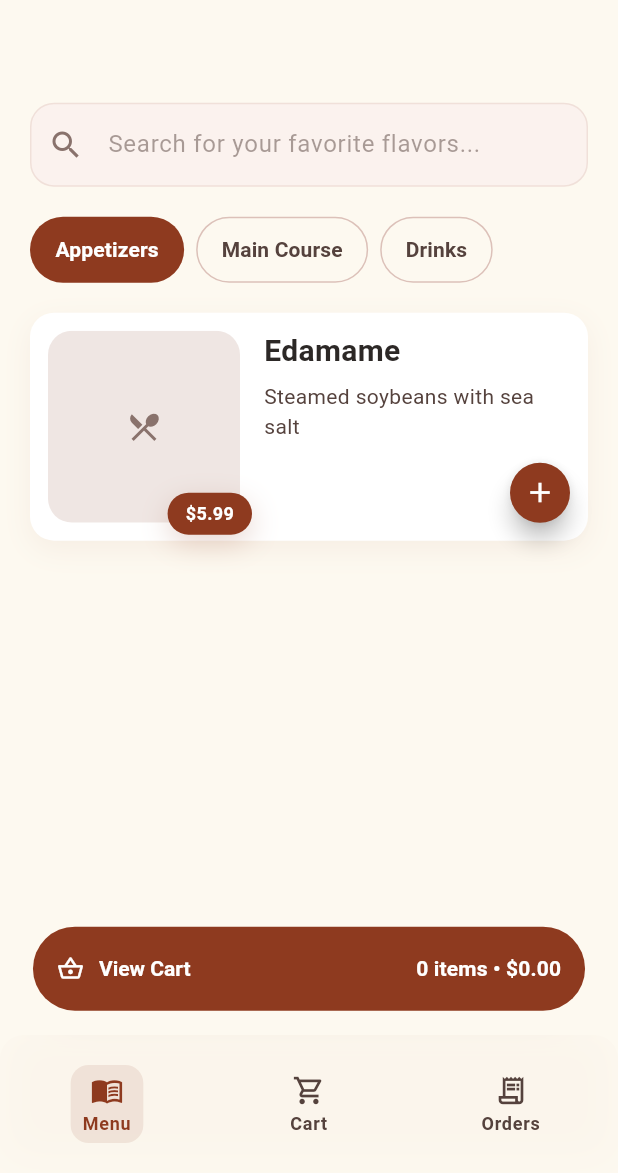
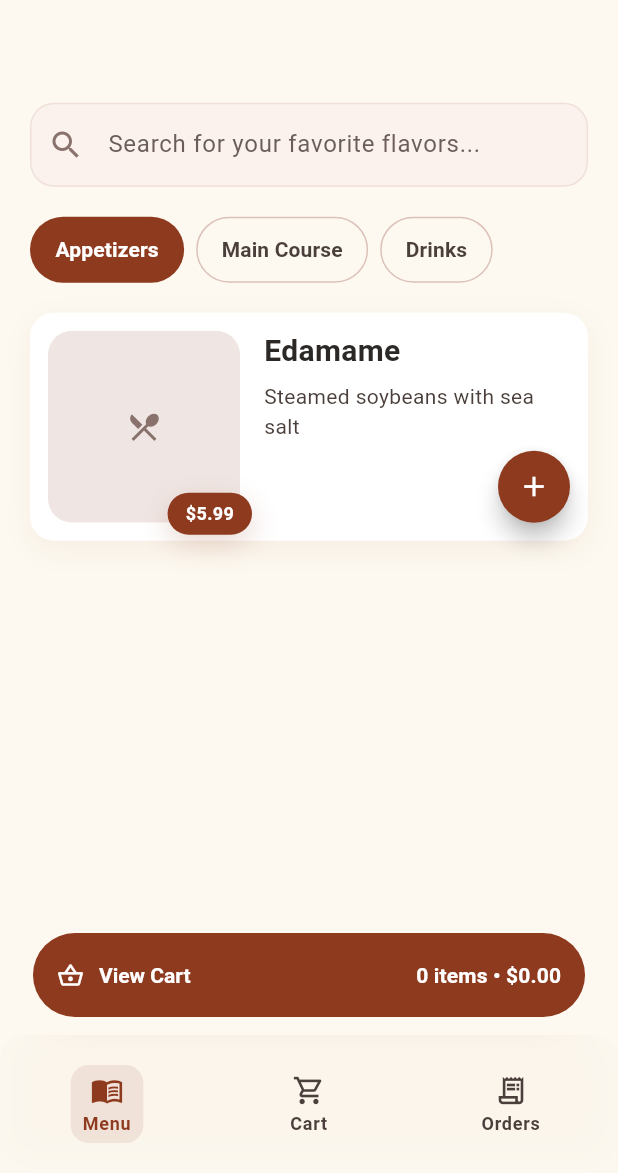
Before and after one commit to adorufus/ipotapp, a Flutter app: the screen it shows after launch, after a tap on "Bypass QR (Table T001)", on a phone screen of 412 x 824 dp, the part 63-1236 px from its top. Run offline on Flutter 3.47's test engine with Material 3 defaults, Android fonts, the phone set to English and light mode, and no system bars; our stand-ins replace connectivity_plus, dio, flutter_riverpod, flutter_screenutil, shared_preferences; missing offline and left inert: qr_code_scanner; network calls fail.

Commit message:
add basic a11y accessibility and menu ui adjustment

```diff
--- a/lib/components/app_scaffold.dart
+++ b/lib/components/app_scaffold.dart
@@ -30,7 +30,9 @@ class GlobalGlassAppBar extends StatelessWidget implements PreferredSizeWidget {
         leading ??
         const Padding(
           padding: EdgeInsets.only(left: 16),
+          child: ExcludeSemantics(
             child: Icon(Icons.restaurant, color: AppColors.primary),
+          ),
         );
 
     return ClipRect(
@@ -65,7 +67,9 @@ class AppBottomNavigationBar extends ConsumerWidget {
   /// Base content height (icon + label + padding). Must be a **tight** height: the
   /// scaffold bottom slot often passes a very large `maxHeight`; unconstrained
   /// children like [Center] would otherwise expand and steal the whole screen.
-  static double _barHeight(BuildContext context) {
+  ///
+  /// Exposed so tab bodies (e.g. menu) can pad scrollables to sit above the bar.
+  static double reservedHeight(BuildContext context) {
     final scaled = MediaQuery.textScalerOf(context).scale(92);
     return scaled.clamp(80, 128);
   }
@@ -73,7 +77,7 @@ class AppBottomNavigationBar extends ConsumerWidget {
   @override
   Widget build(BuildContext context, WidgetRef ref) {
     final idx = ref.watch(bottomNavIndexProvider);
-    final h = _barHeight(context);
+    final h = reservedHeight(context);
 
     return SafeArea(
       top: false,
@@ -172,6 +176,7 @@ class AppScaffold extends ConsumerWidget {
         leading ??
         (canPop
             ? IconButton(
+                tooltip: 'Back',
                 icon: const Icon(Icons.arrow_back, color: AppColors.neutral),
                 onPressed: () => Navigator.of(context).maybePop(),
               )
@@ -232,12 +237,17 @@ class _NavItem extends StatelessWidget {
 
   @override
   Widget build(BuildContext context) {
-    final fg = selected ? AppColors.primary : const Color(0xFF55423D);
+    final fg = selected ? AppColors.primary : AppColors.mutedOnLight;
     final bg = selected
         ? AppColors.primary.withValues(alpha: 0.10)
         : Colors.transparent;
 
     return Expanded(
+      child: Semantics(
+        button: true,
+        selected: selected,
+        label: label,
+        excludeSemantics: true,
         child: InkWell(
           onTap: onTap,
           child: Padding(
@@ -275,6 +285,7 @@ class _NavItem extends StatelessWidget {
             ),
           ),
         ),
+      ),
     );
   }
 }
--- a/lib/components/menu_item_card.dart
+++ b/lib/components/menu_item_card.dart
@@ -49,6 +49,7 @@ class MenuItemCard extends StatelessWidget {
                           : Image.network(
                               item.imageUrl!,
                               fit: BoxFit.cover,
+                              semanticLabel: item.name,
                               errorBuilder: (context, error, stackTrace) =>
                                   const Center(
                                 child: Icon(
@@ -122,15 +123,17 @@ class MenuItemCard extends StatelessWidget {
                           fontSize: 14,
                           height: 20 / 14,
                           fontWeight: FontWeight.w400,
-                          color: Color(0xFF55423D),
+                          color: AppColors.mutedOnLight,
                         ),
                       ),
                     ),
                     Align(
                       alignment: Alignment.bottomRight,
+                      child: Tooltip(
+                        message: 'Add ${item.name} to cart',
                         child: SizedBox(
-                        width: 40,
-                        height: 40,
+                          width: 48,
+                          height: 48,
                           child: FilledButton(
                             style: FilledButton.styleFrom(
                               backgroundColor: AppColors.primary,
@@ -144,6 +147,7 @@ class MenuItemCard extends StatelessWidget {
                           ),
                         ),
                       ),
+                    ),
                   ],
                 ),
               ),
--- a/lib/components/network_status_banner.dart
+++ b/lib/components/network_status_banner.dart
@@ -19,7 +19,11 @@ class NetworkStatusBanner extends ConsumerWidget {
         if (status != DeviceNetworkStatus.offline) {
           return const SizedBox.shrink();
         }
-        return Material(
+        return Semantics(
+          container: true,
+          liveRegion: true,
+          label: "You're offline. Check Wi-Fi or mobile data.",
+          child: Material(
             color: const Color(0xFFB42318),
             child: Padding(
               padding: const EdgeInsets.symmetric(horizontal: 16, vertical: 10),
@@ -40,6 +44,7 @@ class NetworkStatusBanner extends ConsumerWidget {
                 ],
               ),
             ),
+          ),
         );
       },
       loading: () => const SizedBox.shrink(),
--- a/lib/main.dart
+++ b/lib/main.dart
@@ -3,6 +3,7 @@ import 'package:flutter_screenutil/flutter_screenutil.dart';
 
 import 'screens/app_shell.screen.dart';
 import 'state/app_scope.dart';
+import 'utils/color_utils.dart';
 
 void main() {
   runApp(const AppScope(child: MainApp()));
@@ -11,6 +12,42 @@ void main() {
 class MainApp extends StatelessWidget {
   const MainApp({super.key});
 
+  static ThemeData _theme() {
+    final colorScheme = ColorScheme.light(
+      primary: AppColors.primary,
+      onPrimary: Colors.white,
+      secondary: AppColors.tertiary,
+      onSecondary: Colors.white,
+      surface: AppColors.secondary,
+      onSurface: AppColors.neutral,
+      error: Color(0xFFB42318),
+      onError: Colors.white,
+    );
+
+    return ThemeData(
+      useMaterial3: true,
+      colorScheme: colorScheme,
+      scaffoldBackgroundColor: AppColors.secondary,
+      visualDensity: VisualDensity.adaptivePlatformDensity,
+      checkboxTheme: CheckboxThemeData(
+        fillColor: WidgetStateProperty.resolveWith((states) {
+          if (states.contains(WidgetState.selected)) {
+            return AppColors.primary;
+          }
+          return null;
+        }),
+      ),
+      radioTheme: RadioThemeData(
+        fillColor: WidgetStateProperty.resolveWith((states) {
+          if (states.contains(WidgetState.selected)) {
+            return AppColors.primary;
+          }
+          return AppColors.neutral;
+        }),
+      ),
+    );
+  }
+
   @override
   Widget build(BuildContext context) {
     return ScreenUtilInit(
@@ -18,7 +55,11 @@ class MainApp extends StatelessWidget {
       minTextAdapt: true,
       splitScreenMode: true,
       builder: (context, child) {
-        return MaterialApp(debugShowCheckedModeBanner: false, home: child);
+        return MaterialApp(
+          debugShowCheckedModeBanner: false,
+          theme: _theme(),
+          home: child,
+        );
       },
       child: const AppShellScreen(),
     );
--- a/lib/screens/menu/menu.screen.dart
+++ b/lib/screens/menu/menu.screen.dart
@@ -80,26 +80,73 @@ class _MenuTabState extends ConsumerState<MenuTab> {
     super.dispose();
   }
 
+  /// View Cart sits in a [Stack] over the menu so it never fights [Expanded] for
+  /// height (avoids overflows) and stays above the scroll edge.
+  Widget _withViewCartOverlay(
+    BuildContext context, {
+    required int navIndex,
+    required Widget body,
+  }) {
+    if (navIndex != 0) return body;
+
+    final bottomGap = 12.0 + MediaQuery.viewPaddingOf(context).bottom;
+
+    return Stack(
+      fit: StackFit.expand,
+      clipBehavior: Clip.none,
+      children: [
+        Positioned.fill(child: body),
+        Positioned(
+          left: 20.w,
+          right: 20.w,
+          bottom: bottomGap,
+          child: AppButton(
+            label: 'View Cart',
+            leading: const Icon(Icons.shopping_basket_outlined),
+            trailing: Consumer(
+              builder: (context, ref, _) {
+                final count = ref.watch(cartItemCountProvider);
+                final totalCents = ref.watch(cartTotalCentsProvider);
+                final total = (totalCents / 100).toStringAsFixed(2);
+                return Text('$count items • \$$total');
+              },
+            ),
+            height: 56,
+            shape: const StadiumBorder(),
+            textStyle: const TextStyle(fontWeight: FontWeight.w700),
+            onPressed: () {
+              ref.read(bottomNavIndexProvider.notifier).state = 1;
+            },
+          ),
+        ),
+      ],
+    );
+  }
+
   @override
   Widget build(BuildContext context) {
     final asyncMenu = ref.watch(menuResponseProvider);
     final idx = ref.watch(bottomNavIndexProvider);
 
-    // Only show the "View Cart" floating bar on the Menu tab.
-    final bottomInset = MediaQuery.of(context).padding.bottom;
-    final listBottomPadding = 24.0 + bottomInset + 96.0;
+    final viewPad = MediaQuery.viewPaddingOf(context).bottom;
+    const kViewCartSlot = 56.0 + 16.0 + 20.0;
+    final listBottomPadding =
+        24.0 + viewPad + (idx == 0 ? kViewCartSlot : 16.0);
 
     return Padding(
       padding: EdgeInsets.only(top: 30.h),
       child: Column(
         children: [
-          asyncMenu.when(
+          Expanded(
+            child: _withViewCartOverlay(
+              context,
+              navIndex: idx,
+              body: asyncMenu.when(
                 data: (menu) {
                   final categories = [...menu.categories]
                     ..sort((a, b) => a.sortOrder.compareTo(b.sortOrder));
 
-              final selectedCategoryId =
-                  _selectedCategoryId ??
+                  final selectedCategoryId = _selectedCategoryId ??
                       (categories.isNotEmpty ? categories.first.id : null);
 
                   final items = menu.items.where((it) {
@@ -118,7 +165,8 @@ class _MenuTabState extends ConsumerState<MenuTab> {
                     onRefresh: _refreshMenu,
                     child: SingleChildScrollView(
                       physics: const AlwaysScrollableScrollPhysics(),
-                  padding: EdgeInsets.fromLTRB(20, 80, 20, listBottomPadding),
+                      padding:
+                          EdgeInsets.fromLTRB(20, 80, 20, listBottomPadding),
                       child: Column(
                         crossAxisAlignment: CrossAxisAlignment.stretch,
                         children: [
@@ -146,11 +194,13 @@ class _MenuTabState extends ConsumerState<MenuTab> {
                               child: Text(
                                 'No items found.',
                                 textAlign: TextAlign.center,
-                            style: Theme.of(context).textTheme.bodyLarge
+                                style: Theme.of(context)
+                                    .textTheme
+                                    .bodyLarge
                                     ?.copyWith(
-                                  color: const Color(
-                                    0xFF55423D,
-                                  ).withValues(alpha: 0.75),
+                                      color: AppColors.mutedOnLight.withValues(
+                                        alpha: 0.75,
+                                      ),
                                     ),
                               ),
                             ),
@@ -159,7 +209,7 @@ class _MenuTabState extends ConsumerState<MenuTab> {
                     ),
                   );
                 },
-            loading: () => const Center(child: CircularProgressIndicator()),
+                loading: () => const _MenuLoadingBody(),
                 error: (e, _) => Center(
                   child: Padding(
                     padding: const EdgeInsets.all(24),
@@ -171,31 +221,37 @@ class _MenuTabState extends ConsumerState<MenuTab> {
                   ),
                 ),
               ),
-          Expanded(child: Container()),
-          if (idx == 0)
-            Padding(
-              padding: EdgeInsets.symmetric(horizontal: 20.w),
-              child: AppButton(
-                label: 'View Cart',
-                leading: const Icon(Icons.shopping_basket_outlined),
-                trailing: Consumer(
-                  builder: (context, ref, _) {
-                    final count = ref.watch(cartItemCountProvider);
-                    final totalCents = ref.watch(cartTotalCentsProvider);
-                    final total = (totalCents / 100).toStringAsFixed(2);
-                    return Text('$count items • \$$total');
-                  },
-                ),
-                height: 56,
-                shape: const StadiumBorder(),
-                textStyle: const TextStyle(fontWeight: FontWeight.w700),
-                onPressed: () {
-                  ref.read(bottomNavIndexProvider.notifier).state = 1;
-                },
             ),
           ),
-          SizedBox(height: 16.h),
         ],
+      ),
+    );
+  }
+}
+
+class _MenuLoadingBody extends StatelessWidget {
+  const _MenuLoadingBody();
+
+  @override
+  Widget build(BuildContext context) {
+    return Center(
+      child: Semantics(
+        label: 'Loading menu',
+        child: Column(
+          mainAxisAlignment: MainAxisAlignment.center,
+          mainAxisSize: MainAxisSize.min,
+          children: [
+            const CircularProgressIndicator(color: AppColors.primary),
+            const SizedBox(height: 20),
+            Text(
+              'Loading menu…',
+              style: Theme.of(context).textTheme.titleMedium?.copyWith(
+                    color: AppColors.mutedOnLight,
+                    fontWeight: FontWeight.w600,
+                  ),
+            ),
+          ],
+        ),
       ),
     );
   }
@@ -208,14 +264,16 @@ class _SearchBar extends StatelessWidget {
 
   @override
   Widget build(BuildContext context) {
-    return TextField(
+    return Semantics(
+      label: 'Search menu',
+      hint: 'Search for your favorite flavors',
+      textField: true,
+      child: TextField(
         controller: controller,
         decoration: InputDecoration(
           prefixIcon: const Icon(Icons.search, color: Color(0xFF89726C)),
           hintText: 'Search for your favorite flavors...',
-        hintStyle: TextStyle(
-          color: const Color(0xFF55423D).withValues(alpha: 0.50),
-        ),
+          hintStyle: const TextStyle(color: AppColors.hintOnLight),
           filled: true,
           fillColor: const Color(0xFFFBF2EE),
           contentPadding: const EdgeInsets.symmetric(
@@ -239,6 +297,7 @@ class _SearchBar extends StatelessWidget {
             borderSide: BorderSide(
               color: AppColors.primary.withValues(alpha: 0.40),
               width: 2,
+            ),
           ),
         ),
       ),
@@ -268,19 +327,26 @@ class _CategoryTabs extends StatelessWidget {
         itemBuilder: (context, i) {
           final c = categories[i];
           final selected = c.id == selectedId;
-          return InkWell(
+          return Semantics(
+            button: true,
+            selected: selected,
+            label: c.name,
+            excludeSemantics: true,
+            child: InkWell(
               onTap: () => onSelected(c.id),
               borderRadius: BorderRadius.circular(999),
               child: AnimatedContainer(
                 duration: const Duration(milliseconds: 160),
-              padding: const EdgeInsets.symmetric(horizontal: 16, vertical: 10),
+                padding: const EdgeInsets.symmetric(
+                  horizontal: 16,
+                  vertical: 10,
+                ),
                 decoration: BoxDecoration(
                   color: selected ? AppColors.primary : Colors.transparent,
                   borderRadius: BorderRadius.circular(999),
                   border: Border.all(
-                  color: selected
-                      ? Colors.transparent
-                      : const Color(0xFFDCC1B9),
+                    color:
+                        selected ? Colors.transparent : const Color(0xFFDCC1B9),
                   ),
                 ),
                 child: Center(
@@ -288,7 +354,9 @@ class _CategoryTabs extends StatelessWidget {
                     c.name,
                     style: Theme.of(context).textTheme.labelLarge?.copyWith(
                           fontWeight: FontWeight.w700,
-                    color: selected ? Colors.white : const Color(0xFF55423D),
+                          color:
+                              selected ? Colors.white : AppColors.mutedOnLight,
+                        ),
                   ),
                 ),
               ),
@@ -415,7 +483,7 @@ class _CustomizeSheetState extends State<_CustomizeSheet> {
               Text(
                 item.name,
                 style: Theme.of(context).textTheme.bodyLarge?.copyWith(
-                  color: const Color(0xFF55423D).withValues(alpha: 0.85),
+                      color: AppColors.mutedOnLight.withValues(alpha: 0.85),
                       fontWeight: FontWeight.w600,
                     ),
               ),
@@ -471,9 +539,9 @@ class _CustomizeSheetState extends State<_CustomizeSheet> {
                             style: TextStyle(
                               fontSize: 12,
                               fontWeight: FontWeight.w600,
-                              color: const Color(
-                                0xFF55423D,
-                              ).withValues(alpha: 0.75),
+                              color: AppColors.mutedOnLight.withValues(
+                                alpha: 0.75,
+                              ),
                             ),
                           ),
                         ],
--- a/lib/screens/menu/menu_qr_scan.screen.dart
+++ b/lib/screens/menu/menu_qr_scan.screen.dart
@@ -51,14 +51,14 @@ class QrScanTab extends ConsumerWidget {
                                 child: Column(
                                   mainAxisSize: MainAxisSize.min,
                                   children: [
-                                    const Text(
+                                    Text(
                                       'Scan the code on your table to browse our menu.',
                                       textAlign: TextAlign.center,
                                       style: TextStyle(
                                         fontSize: 16,
                                         height: 24 / 16,
                                         fontWeight: FontWeight.w400,
-                                        color: Color(0xFF55423D),
+                                        color: AppColors.mutedOnLight,
                                       ),
                                     ),
                                     const SizedBox(height: 24),
--- a/lib/screens/orders/orders.screen.dart
+++ b/lib/screens/orders/orders.screen.dart
@@ -51,7 +51,10 @@ class OrdersTab extends ConsumerWidget {
       crossAxisAlignment: CrossAxisAlignment.stretch,
       children: [
         if (checkout.submitting)
-          const LinearProgressIndicator(minHeight: 3),
+          Semantics(
+            label: 'Placing order',
+            child: const LinearProgressIndicator(minHeight: 3),
+          ),
         if (checkout.submitError != null)
           Material(
             color: const Color(0xFFFFF4E5),
@@ -108,15 +111,17 @@ class OrdersTab extends ConsumerWidget {
                   return ListView(
                     physics: const AlwaysScrollableScrollPhysics(),
                     padding: const EdgeInsets.all(24),
-                    children: const [
-                      SizedBox(height: 48),
-                      Icon(
-                        Icons.receipt_long_outlined,
-                        size: 56,
-                        color: Color(0xFF55423D),
+                    children: [
+                      const SizedBox(height: 48),
+                      const ExcludeSemantics(
+                        child: Icon(
+                          Icons.receipt_long_outlined,
+                          size: 56,
+                          color: AppColors.mutedOnLight,
+                        ),
                       ),
-                      SizedBox(height: 16),
-                      Text(
+                      const SizedBox(height: 16),
+                      const Text(
                         'No orders yet',
                         textAlign: TextAlign.center,
                         style: TextStyle(
@@ -125,14 +130,14 @@ class OrdersTab extends ConsumerWidget {
                           color: AppColors.neutral,
                         ),
                       ),
-                      SizedBox(height: 8),
-                      Text(
+                      const SizedBox(height: 8),
+                      const Text(
                         'When you check out from the cart, your order will show up here.',
                         textAlign: TextAlign.center,
                         style: TextStyle(
                           fontSize: 14,
                           height: 1.35,
-                          color: Color(0xFF55423D),
+                          color: AppColors.mutedOnLight,
                         ),
                       ),
                     ],
@@ -197,7 +202,7 @@ class _SectionTitle extends StatelessWidget {
         fontSize: 13,
         fontWeight: FontWeight.w800,
         letterSpacing: 0.4,
-        color: Color(0xFF55423D),
+        color: AppColors.mutedOnLight,
       ),
     );
   }
@@ -248,7 +253,7 @@ class _PendingOrderCard extends StatelessWidget {
                     style: TextStyle(
                       fontSize: 13,
                       fontWeight: FontWeight.w600,
-                      color: const Color(0xFF55423D).withValues(alpha: 0.8),
+                      color: AppColors.mutedOnLight.withValues(alpha: 0.8),
                     ),
                   ),
                   const SizedBox(height: 2),
@@ -256,7 +261,7 @@ class _PendingOrderCard extends StatelessWidget {
                     entry.localId,
                     style: TextStyle(
                       fontSize: 11,
-                      color: const Color(0xFF55423D).withValues(alpha: 0.55),
+                      color: AppColors.mutedOnLight.withValues(alpha: 0.55),
                     ),
                   ),
                 ],
@@ -326,7 +331,7 @@ class _LastOrderCard extends ConsumerWidget {
               style: TextStyle(
                 fontSize: 13,
                 fontWeight: FontWeight.w600,
-                color: const Color(0xFF55423D).withValues(alpha: 0.85),
+                color: AppColors.mutedOnLight.withValues(alpha: 0.85),
               ),
             ),
             if (order.total != null) ...[
@@ -375,7 +380,7 @@ class _LastOrderCard extends ConsumerWidget {
                         style: TextStyle(
                           fontSize: 13,
                           fontWeight: FontWeight.w600,
-                          color: const Color(0xFF55423D).withValues(alpha: 0.8),
+                          color: AppColors.mutedOnLight.withValues(alpha: 0.8),
                         ),
                       ),
                     ],
--- a/lib/utils/color_utils.dart
+++ b/lib/utils/color_utils.dart
@@ -7,4 +7,10 @@ class AppColors {
   static const Color secondary = Color(0xFFFDF9F0);
   static const Color tertiary = Color(0xFFD97B51);
   static const Color neutral = Color(0xFF2C2826);
+
+  /// Secondary text on light surfaces (meets ~4.5:1 on [secondary] / white for body sizes).
+  static const Color mutedOnLight = Color(0xFF4A3F3A);
+
+  /// Hints / placeholders on peach-tinted inputs (stronger than low-alpha brown).
+  static const Color hintOnLight = Color(0xFF6B5E59);
 }
```
Also changed, not shown: lib/screens/cart/cart.screen.dart (+9 -4 lines). Lines whose indentation alone changed are shown as unchanged.
